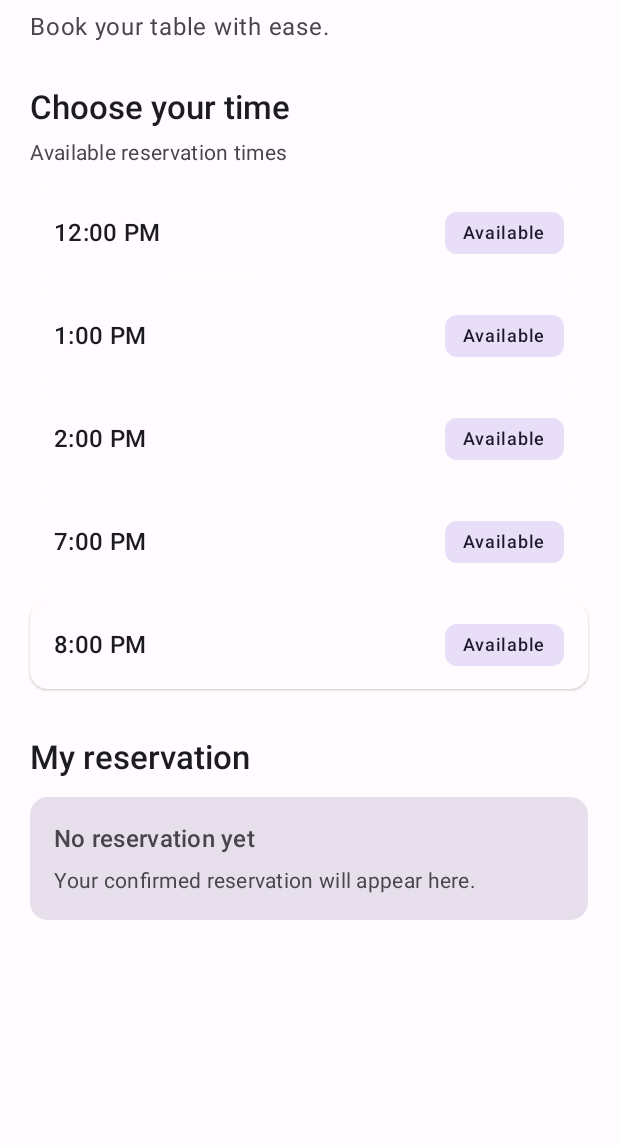
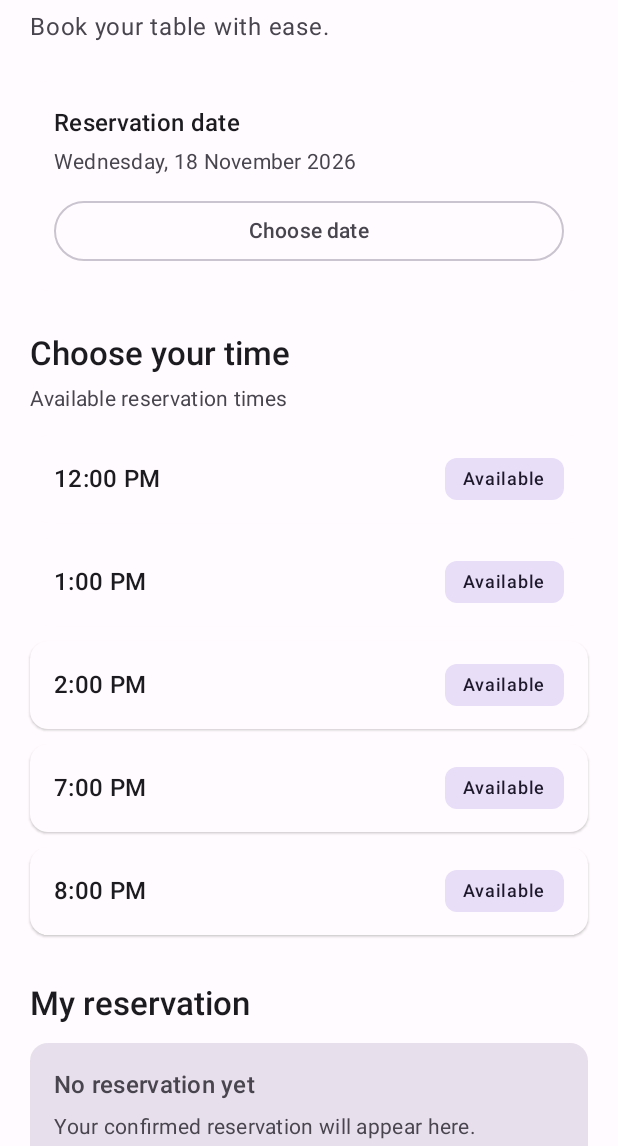
Before and after one commit to tablebook261-del/TableBook, an Android app built with Jetpack Compose: the HomeScreen screen opened through its navigation route, on a phone screen of 412 x 824 dp, the part 90-1236 px from its top. Run offline under Robolectric (Android 15) with nearby library versions, the phone set to English and light mode, and no system bars; our stand-ins replace Firebase (no records; nobody signed in at launch, a user with empty details on screens opened directly).

Commit message:
Added Reservation Date Picker

```diff
--- /dev/null
+++ b/app/src/main/java/com/example/tablebook/ui/components/ReservationDatePicker.kt
@@ -0,0 +1,128 @@
+package com.example.tablebook.ui.components
+
+import androidx.compose.foundation.layout.Column
+import androidx.compose.foundation.layout.fillMaxWidth
+import androidx.compose.foundation.layout.padding
+import androidx.compose.material3.Card
+import androidx.compose.material3.CardDefaults
+import androidx.compose.material3.DatePicker
+import androidx.compose.material3.DatePickerDialog
+import androidx.compose.material3.ExperimentalMaterial3Api
+import androidx.compose.material3.MaterialTheme
+import androidx.compose.material3.OutlinedButton
+import androidx.compose.material3.Text
+import androidx.compose.material3.TextButton
+import androidx.compose.material3.rememberDatePickerState
+import androidx.compose.runtime.Composable
+import androidx.compose.runtime.getValue
+import androidx.compose.runtime.key
+import androidx.compose.runtime.mutableStateOf
+import androidx.compose.runtime.remember
+import androidx.compose.runtime.setValue
+import androidx.compose.ui.Modifier
+import androidx.compose.ui.text.font.FontWeight
+import androidx.compose.ui.unit.dp
+import java.text.SimpleDateFormat
+import java.util.Calendar
+import java.util.Date
+import java.util.Locale
+import java.util.TimeZone
+import androidx.compose.material3.SelectableDates
+
+@OptIn(ExperimentalMaterial3Api::class)
+@Composable
+fun ReservationDatePicker(
+    selectedDateMillis: Long,
+    onDateSelected: (Long) -> Unit
+) {
+    var showDatePicker by remember { mutableStateOf(false) }
+    val todayMillis = remember { getTodayDateMillis() }
+    val selectableDates = remember(todayMillis) {
+        object : SelectableDates {
+            override fun isSelectableDate(utcTimeMillis: Long): Boolean {
+                return utcTimeMillis >= todayMillis
+            }
+        }
+    }
+    val datePickerState = key(showDatePicker, selectedDateMillis) {
+        rememberDatePickerState(
+            initialSelectedDateMillis = selectedDateMillis,
+            selectableDates = selectableDates
+        )
+    }
+
+    Card(
+        modifier = Modifier.fillMaxWidth(),
+        colors = CardDefaults.cardColors(
+            containerColor = MaterialTheme.colorScheme.surface
+        ),
+        elevation = CardDefaults.cardElevation(defaultElevation = 1.dp)
+    ) {
+        Column(modifier = Modifier.padding(16.dp)) {
+            Text(
+                text = "Reservation date",
+                style = MaterialTheme.typography.titleMedium,
+                fontWeight = FontWeight.SemiBold
+            )
+
+            Text(
+                text = formatReservationDate(selectedDateMillis),
+                modifier = Modifier.padding(top = 4.dp, bottom = 12.dp),
+                style = MaterialTheme.typography.bodyMedium,
+                color = MaterialTheme.colorScheme.onSurfaceVariant
+            )
+
+            OutlinedButton(
+                onClick = { showDatePicker = true },
+                modifier = Modifier.fillMaxWidth()
+            ) {
+                Text(text = "Choose date")
+            }
+        }
+    }
+
+    if (showDatePicker) {
+        DatePickerDialog(
+            onDismissRequest = { showDatePicker = false },
+            confirmButton = {
+                TextButton(
+                    onClick = {
+                        datePickerState.selectedDateMillis?.let(onDateSelected)
+                        showDatePicker = false
+                    }
+                ) {
+                    Text(text = "OK")
+                }
+            },
+            dismissButton = {
+                TextButton(onClick = { showDatePicker = false }) {
+                    Text(text = "Cancel")
+                }
+            }
+        ) {
+            DatePicker(
+                state = datePickerState,
+                showModeToggle = false
+            )
+        }
+    }
+}
+
+// Return today's date at midnight in the format used by the Material 3 Date Picker.
+fun getTodayDateMillis(): Long {
+    val localCalendar = Calendar.getInstance()
+    val utcCalendar = Calendar.getInstance(TimeZone.getTimeZone("UTC"))
+    utcCalendar.clear()
+    utcCalendar.set(
+        localCalendar.get(Calendar.YEAR),
+        localCalendar.get(Calendar.MONTH),
+        localCalendar.get(Calendar.DAY_OF_MONTH)
+    )
+    return utcCalendar.timeInMillis
+}
+
+fun formatReservationDate(dateMillis: Long): String {
+    val dateFormat = SimpleDateFormat("EEEE, dd MMMM yyyy", Locale.UK)
+    dateFormat.timeZone = TimeZone.getTimeZone("UTC")
+    return dateFormat.format(Date(dateMillis))
+}
--- a/app/src/main/java/com/example/tablebook/ui/screens/HomeScreen.kt
+++ b/app/src/main/java/com/example/tablebook/ui/screens/HomeScreen.kt
@@ -1,11 +1,8 @@
 package com.example.tablebook.ui.screens
 
-import androidx.compose.foundation.layout.Arrangement
 import androidx.compose.foundation.layout.Column
-import androidx.compose.foundation.layout.PaddingValues
 import androidx.compose.foundation.layout.Spacer
 import androidx.compose.foundation.layout.fillMaxSize
-import androidx.compose.foundation.layout.fillMaxWidth
 import androidx.compose.foundation.layout.height
 import androidx.compose.foundation.layout.padding
 import androidx.compose.foundation.rememberScrollState
@@ -14,11 +11,17 @@ import androidx.compose.material3.MaterialTheme
 import androidx.compose.material3.Surface
 import androidx.compose.material3.Text
 import androidx.compose.runtime.Composable
+import androidx.compose.runtime.getValue
+import androidx.compose.runtime.mutableLongStateOf
+import androidx.compose.runtime.remember
+import androidx.compose.runtime.setValue
 import androidx.compose.ui.Modifier
 import androidx.compose.ui.text.font.FontWeight
 import androidx.compose.ui.unit.dp
 import com.example.tablebook.ui.components.ReservationCard
+import com.example.tablebook.ui.components.ReservationDatePicker
 import com.example.tablebook.ui.components.TimeSlotItem
+import com.example.tablebook.ui.components.getTodayDateMillis
 
 private val reservationTimes = listOf(
     "12:00 PM",
@@ -30,6 +33,10 @@ private val reservationTimes = listOf(
 
 @Composable
 fun HomeScreen() {
+    var selectedDateMillis by remember {
+        mutableLongStateOf(getTodayDateMillis())
+    }
+
     Surface(
         modifier = Modifier.fillMaxSize(),
         color = MaterialTheme.colorScheme.background
@@ -53,6 +60,13 @@ fun HomeScreen() {
                 text = "Book your table with ease.",
                 style = MaterialTheme.typography.bodyLarge,
                 color = MaterialTheme.colorScheme.onSurfaceVariant
+            )
+
+            Spacer(modifier = Modifier.height(24.dp))
+
+            ReservationDatePicker(
+                selectedDateMillis = selectedDateMillis,
+                onDateSelected = { selectedDateMillis = it }
             )
 
             Spacer(modifier = Modifier.height(28.dp))
```
